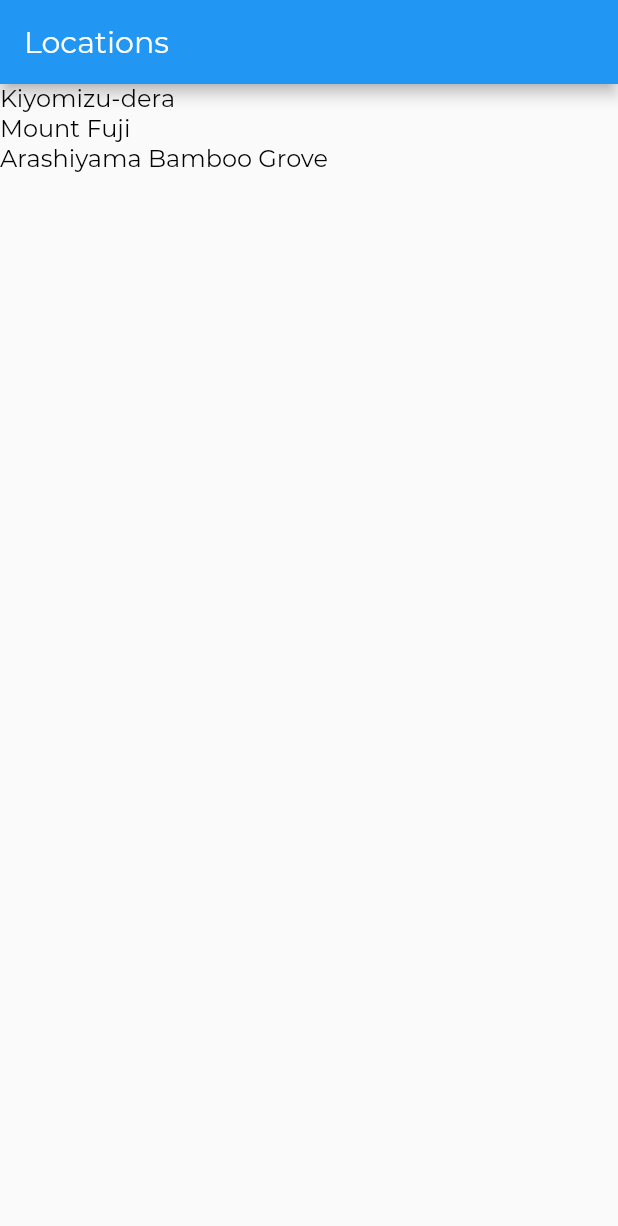
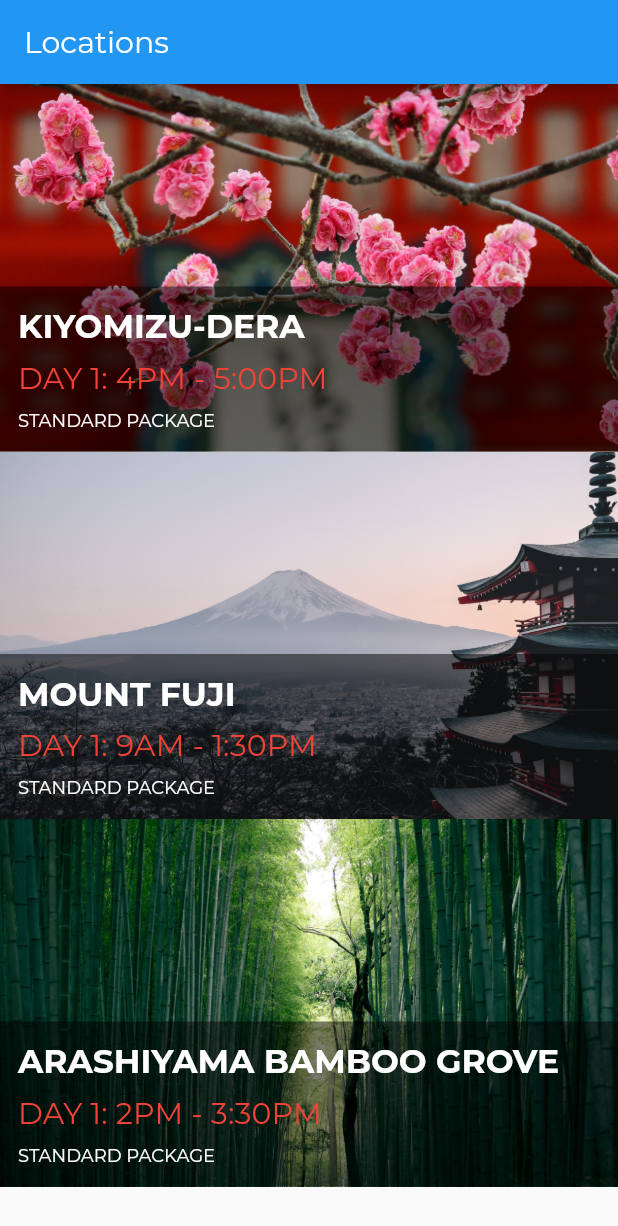
Before and after one commit to yagolasse/flutter-first-app, a Flutter app: the screen it shows after launch, on a phone screen of 412 x 824 dp. Shown: the top 1226 px of the screen. Run offline on Flutter 3.47's test engine with Material 2 defaults, Android fonts, the phone set to English and light mode, and no system bars.

Commit message:
styling finished

```diff
--- a/lib/app.dart
+++ b/lib/app.dart
@@ -36,6 +36,10 @@ class App extends StatelessWidget {
   ThemeData _theme() {
     return ThemeData(
         appBarTheme: AppBarTheme(textTheme: TextTheme(title: AppBarTextStyle)),
-        textTheme: TextTheme(title: TitleTextStyle, body1: Body1TextStyle));
+        textTheme: TextTheme(
+            title: TitleTextStyle,
+            body1: Body1TextStyle,
+            subtitle: SubTitleTextStyle,
+            caption: CaptionTextStyle));
   }
 }
--- a/lib/models/location.dart
+++ b/lib/models/location.dart
@@ -4,24 +4,51 @@ class Location {
   final int id;
   final String name;
   final String imagePath;
+  final String userItinerarySummary;
+  final String tourPackageName;
   final List<LocationFact> facts;
 
-  Location(this.id, this.name, this.imagePath, this.facts);
+  Location(
+      {this.id,
+      this.name,
+      this.imagePath,
+      this.userItinerarySummary,
+      this.tourPackageName,
+      this.facts});
 
   static List<Location> fetchAll() {
     return [
-      Location(1, 'Kiyomizu-dera', 'assets/images/kiyomizu-dera.jpg', [
+      Location(
+          id: 1,
+          name: 'Kiyomizu-dera',
+          imagePath: 'assets/images/kiyomizu-dera.jpg',
+          userItinerarySummary: 'Day 1: 4PM - 5:00PM',
+          tourPackageName: 'Standard Package',
+          facts: [
             LocationFact('Summary',
                 'Kiyomizu-dera, officially Otowa-san Kiyomizu-dera, is an independent Buddhist temple in eastern Kyoto. The temple is part of the Historic Monuments of Ancient Kyoto UNESCO World Heritage site.'),
-        LocationFact('Architectural Style', 'Japanese Buddhist architecture.'),
+            LocationFact(
+                'Architectural Style', 'Japanese Buddhist architecture.'),
           ]),
-      Location(2, 'Mount Fuji', 'assets/images/fuji.jpg', [
+      Location(
+          id: 2,
+          name: 'Mount Fuji',
+          imagePath: 'assets/images/fuji.jpg',
+          userItinerarySummary: 'Day 1: 9AM - 1:30PM',
+          tourPackageName: 'Standard Package',
+          facts: [
             LocationFact('Summary',
                 'Japan’s Mt. Fuji is an active volcano about 100 kilometers southwest of Tokyo. Commonly called “Fuji-san,” it’s the country’s tallest peak, at 3,776 meters. A pilgrimage site for centuries, it’s considered one of Japan’s 3 sacred mountains, and summit hikes remain a popular activity. Its iconic profile is the subject of numerous works of art, notably Edo Period prints by Hokusai and Hiroshige.'),
             LocationFact('Did You Know',
                 'There are three cities that surround Mount Fuji: Gotemba, Fujiyoshida and Fujinomiya.'),
           ]),
-      Location(3, 'Arashiyama Bamboo Grove', 'assets/images/arashiyama.jpg', [
+      Location(
+          id: 3,
+          name: 'Arashiyama Bamboo Grove',
+          imagePath: 'assets/images/arashiyama.jpg',
+          userItinerarySummary: 'Day 1: 2PM - 3:30PM',
+          tourPackageName: 'Standard Package',
+          facts: [
             LocationFact('Summary',
                 'While we could go on about the ethereal glow and seemingly endless heights of this bamboo grove on the outskirts of Kyoto, the sight\'s pleasures extend beyond the visual realm.'),
             LocationFact('How to Get There',
--- a/lib/screens/location_detail/image_banner.dart
+++ b/lib/screens/location_detail/image_banner.dart
@@ -2,14 +2,15 @@ import 'package:flutter/material.dart';
 
 class ImageBanner extends StatelessWidget {
   final String _assetPath;
+  final double _height;
 
-  ImageBanner(this._assetPath);
+  ImageBanner(this._assetPath, this._height);
 
   @override
   Widget build(BuildContext context) {
     return Container(
       constraints: BoxConstraints.expand(
-        height: 200.0,
+        height: _height,
       ),
       decoration: BoxDecoration(color: Colors.grey),
       child: Image.asset(_assetPath, fit: BoxFit.cover),
--- a/lib/screens/location_detail/location_detail.dart
+++ b/lib/screens/location_detail/location_detail.dart
@@ -1,4 +1,5 @@
 import 'package:flutter/material.dart';
+import 'package:tourismandco/widgets/location_tile.dart';
 
 import 'image_banner.dart';
 
@@ -7,7 +8,6 @@ import 'text_section.dart';
 import '../../models/location.dart';
 
 class LocationDetail extends StatelessWidget {
-
   final int _locationId;
 
   LocationDetail(this._locationId);
@@ -20,13 +20,19 @@ class LocationDetail extends StatelessWidget {
         appBar: AppBar(
           title: Text(location.name),
         ),
-      body: Column(
+        body: SingleChildScrollView(
+          child: Column(
             mainAxisAlignment: MainAxisAlignment.start,
             crossAxisAlignment: CrossAxisAlignment.stretch,
             children: [
-          ImageBanner(location.imagePath),
+              ImageBanner(location.imagePath, 200.0),
+              Padding(
+                padding: EdgeInsets.symmetric(vertical: 20.0, horizontal: 4.0),
+                child: LocationTile(location, false),
+              )
             ]..addAll(textSection(location)),
           ),
+        )
       );
   }
 
--- a/lib/screens/locations/locations.dart
+++ b/lib/screens/locations/locations.dart
@@ -1,5 +1,7 @@
 import 'package:flutter/material.dart';
 import 'package:tourismandco/app.dart';
+import 'package:tourismandco/screens/location_detail/image_banner.dart';
+import 'package:tourismandco/screens/locations/tile_overlay.dart';
 
 import '../../models/location.dart';
 
@@ -12,18 +14,30 @@ class Locations extends StatelessWidget {
       appBar: AppBar(
         title: Text('Locations'),
       ),
-      body: ListView(
-        children: locations.map((location) =>
-          GestureDetector(
-           child: Text(location.name),
-           onTap: () => _onLocationTap(context, location.id),
-          )
-        ).toList(),
+      body: ListView.builder(
+          itemCount: locations.length,
+          itemBuilder: (context, index) =>
+              _itemBuilder(context, locations[index])),
+    );
+  }
+
+  Widget _itemBuilder(BuildContext context, Location location) {
+    return GestureDetector(
+      onTap: () => _onLocationTap(context, location.id),
+      child: Container(
+        height: 245.0,
+        child: Stack(
+          children: [
+            ImageBanner(location.imagePath, 245.0),
+            TileOverlay(location),
+          ],
+        ),
       ),
     );
   }
 
   _onLocationTap(BuildContext context, int locationId) {
-    Navigator.pushNamed(context, LocationDetailRoute, arguments: {"id": locationId});
+    Navigator.pushNamed(context, LocationDetailRoute,
+        arguments: {"id": locationId});
   }
 }
--- /dev/null
+++ b/lib/screens/locations/tile_overlay.dart
@@ -0,0 +1,26 @@
+
+import 'package:flutter/material.dart';
+import 'package:tourismandco/models/location.dart';
+import 'package:tourismandco/widgets/location_tile.dart';
+
+class TileOverlay extends StatelessWidget {
+
+  final Location _location;
+
+  TileOverlay(this._location);
+
+  @override
+  Widget build(BuildContext context) {
+    return Column(
+      mainAxisAlignment: MainAxisAlignment.end,
+      crossAxisAlignment: CrossAxisAlignment.stretch,
+      children: [
+        Container(
+          padding: EdgeInsets.symmetric(vertical: 5.0),
+          decoration: BoxDecoration(color: Colors.black.withOpacity(0.5)),
+          child: LocationTile(_location, true),
+        )
+      ],
+    );
+  }
+}
--- a/lib/style.dart
+++ b/lib/style.dart
@@ -1,10 +1,17 @@
 import 'package:flutter/material.dart';
 
-const LargeTextSize = 26.0;
+const LargeTextSize = 22.0;
 const MediumTextSize = 20.0;
-const BodyTextSize = 16.0;
+const SmallTextSize = 12.0;
 
 const String FontNameDefault = 'Montserrat';
+
+const Color TextColorDark = Colors.black;
+const Color TextColorLight = Colors.white;
+const Color TextColorAccent = Colors.red;
+const Color TextColorFaint = Color.fromRGBO(125, 125, 125, 1.0);
+
+const DefaultPaddingHorizontal = 12.0;
 
 const AppBarTextStyle = TextStyle(
   fontFamily: FontNameDefault,
@@ -20,9 +27,23 @@ const TitleTextStyle = TextStyle(
   color: Colors.black
 );
 
+const SubTitleTextStyle = TextStyle(
+  fontFamily: FontNameDefault,
+  fontWeight: FontWeight.w300,
+  fontSize: MediumTextSize,
+  color: TextColorAccent,
+);
+
+const CaptionTextStyle = TextStyle(
+  fontFamily: FontNameDefault,
+  fontWeight: FontWeight.w300,
+  fontSize: SmallTextSize,
+  color: TextColorDark,
+);
+
 const Body1TextStyle = TextStyle(
   fontFamily: FontNameDefault,
   fontWeight: FontWeight.w300,
-  fontSize: BodyTextSize,
+  fontSize: MediumTextSize,
   color: Colors.black
 );
--- /dev/null
+++ b/lib/widgets/location_tile.dart
@@ -0,0 +1,45 @@
+import 'package:flutter/material.dart';
+import 'package:flutter/painting.dart';
+import 'package:tourismandco/models/location.dart';
+import 'package:tourismandco/style.dart';
+
+const LocationTileHeight = 100.0;
+
+class LocationTile extends StatelessWidget {
+  final Location _location;
+  final bool _darkTheme;
+
+  LocationTile(this._location, this._darkTheme);
+
+  @override
+  Widget build(BuildContext context) {
+    final textColor = this._darkTheme ? TextColorLight : TextColorDark;
+    return Container(
+        padding: EdgeInsets.symmetric(horizontal: DefaultPaddingHorizontal),
+        height: LocationTileHeight,
+        child: Column(
+          mainAxisAlignment: MainAxisAlignment.spaceEvenly,
+          crossAxisAlignment: CrossAxisAlignment.start,
+          children: [
+            Text(
+              _location.name.toUpperCase(),
+              overflow: TextOverflow.ellipsis,
+              maxLines: 1,
+              style:
+                  Theme.of(context).textTheme.title.copyWith(color: textColor),
+            ),
+            Text(
+              _location.userItinerarySummary.toUpperCase(),
+              style: Theme.of(context).textTheme.subtitle,
+            ),
+            Text(
+              _location.tourPackageName.toUpperCase(),
+              style: Theme.of(context)
+                  .textTheme
+                  .caption
+                  .copyWith(color: textColor),
+            ),
+          ],
+        ));
+  }
+}
```
Lines whose indentation alone changed are shown as unchanged.
